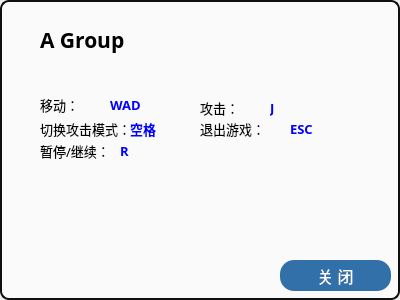
Above: info.ui from zhangpj15/TheDiaryOfSurvival before the change. Below: the same form after it.
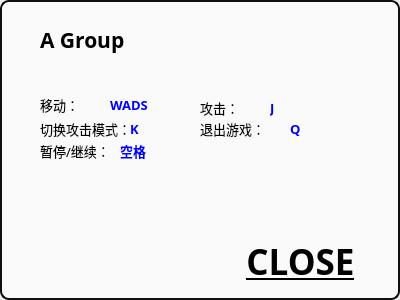
That is the form after the change. Icons and pictures are not drawn.

Diff of the .ui file:
```diff
--- a/info.ui
+++ b/info.ui
@@ -68,7 +68,7 @@
     </font>
    </property>
    <property name="text">
-    <string>R</string>
+    <string>空格</string>
    </property>
   </widget>
   <widget class="QLabel" name="label_7">
@@ -219,7 +219,7 @@
     </font>
    </property>
    <property name="text">
-    <string>WAD</string>
+    <string>WADS</string>
    </property>
   </widget>
   <widget class="QLabel" name="label_12">
@@ -317,7 +317,7 @@
     </font>
    </property>
    <property name="text">
-    <string>空格</string>
+    <string>K</string>
    </property>
   </widget>
   <widget class="QLabel" name="label_11">
@@ -375,7 +375,7 @@
     </font>
    </property>
    <property name="text">
-    <string>ESC</string>
+    <string>Q</string>
    </property>
   </widget>
   <widget class="QLabel" name="infoBackground">
@@ -421,45 +421,6 @@
     <string>暂停/继续：</string>
    </property>
   </widget>
-  <widget class="QPushButton" name="infoClose">
-   <property name="geometry">
-    <rect>
-     <x>280</x>
-     <y>260</y>
-     <width>111</width>
-     <height>31</height>
-    </rect>
-   </property>
-   <property name="font">
-    <font>
-     <family>微软雅黑</family>
-     <pointsize>12</pointsize>
-    </font>
-   </property>
-   <property name="styleSheet">
-    <string notr="true">QPushButton{
-border: 0px;
-color:#FFFFFF;
-border-radius: 14px;
-background-color: rgb(50, 112, 169);
-}
-
-QPushButton:hover{
-border: 0px;
-color:#FFFFFF;
-background-color: rgb(70, 132, 189);
-}
-
-QPushButton:pressed{
-border:1px solid rgb(77, 176, 251);
-color:#FFFFFF;
-background-color:rgb(60, 129, 175);
-}</string>
-   </property>
-   <property name="text">
-    <string>关 闭</string>
-   </property>
-  </widget>
   <widget class="QLabel" name="label_10">
    <property name="geometry">
     <rect>
@@ -498,6 +459,48 @@
     <string>攻击：</string>
    </property>
   </widget>
+  <widget class="QPushButton" name="infoClose">
+   <property name="geometry">
+    <rect>
+     <x>160</x>
+     <y>240</y>
+     <width>281</width>
+     <height>42</height>
+    </rect>
+   </property>
+   <property name="font">
+    <font>
+     <family>Agency FB</family>
+     <pointsize>26</pointsize>
+     <weight>75</weight>
+     <bold>true</bold>
+     <underline>true</underline>
+    </font>
+   </property>
+   <property name="styleSheet">
+    <string notr="true">QPushButton{
+border: 0px;
+color:rgb(0, 0, 0);
+border-radius: 7px;
+
+}
+
+QPushButton:hover{
+border: 0px;
+color:#aaaaaa;
+
+}
+
+QPushButton:pressed{
+border:1px solid rgb(77, 176, 251);
+color:#aaaaaa;
+
+}</string>
+   </property>
+   <property name="text">
+    <string>CLOSE</string>
+   </property>
+  </widget>
   <zorder>infoBackground</zorder>
   <zorder>label_13</zorder>
   <zorder>label_7</zorder>
```
Left out of the diff: 19 changed lines with no effect on the pictures.
